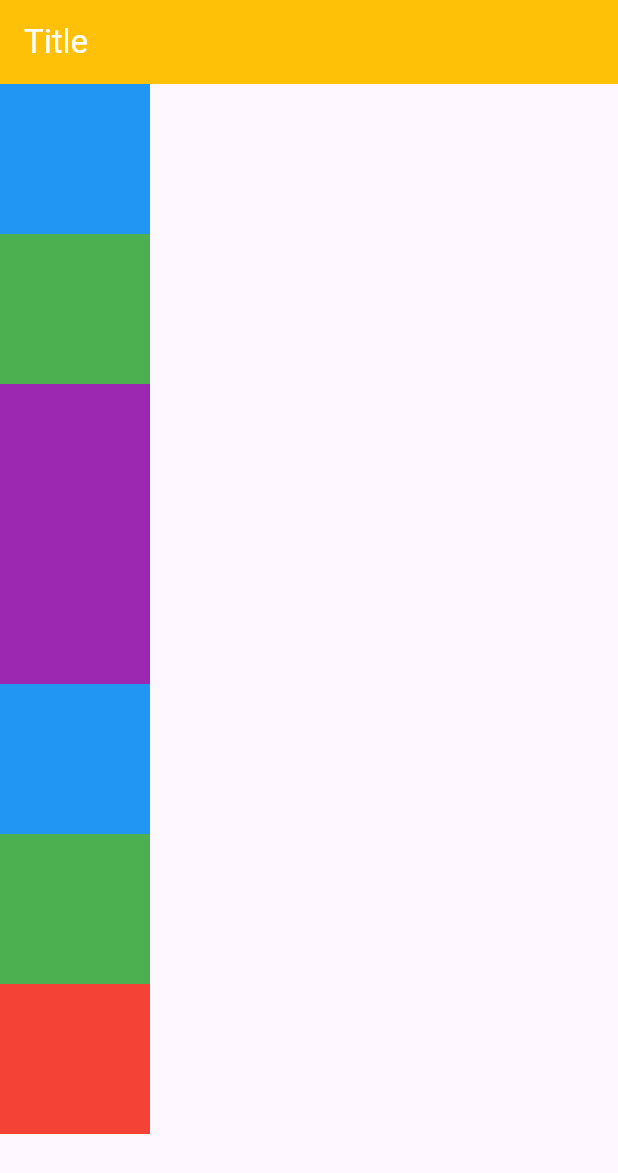
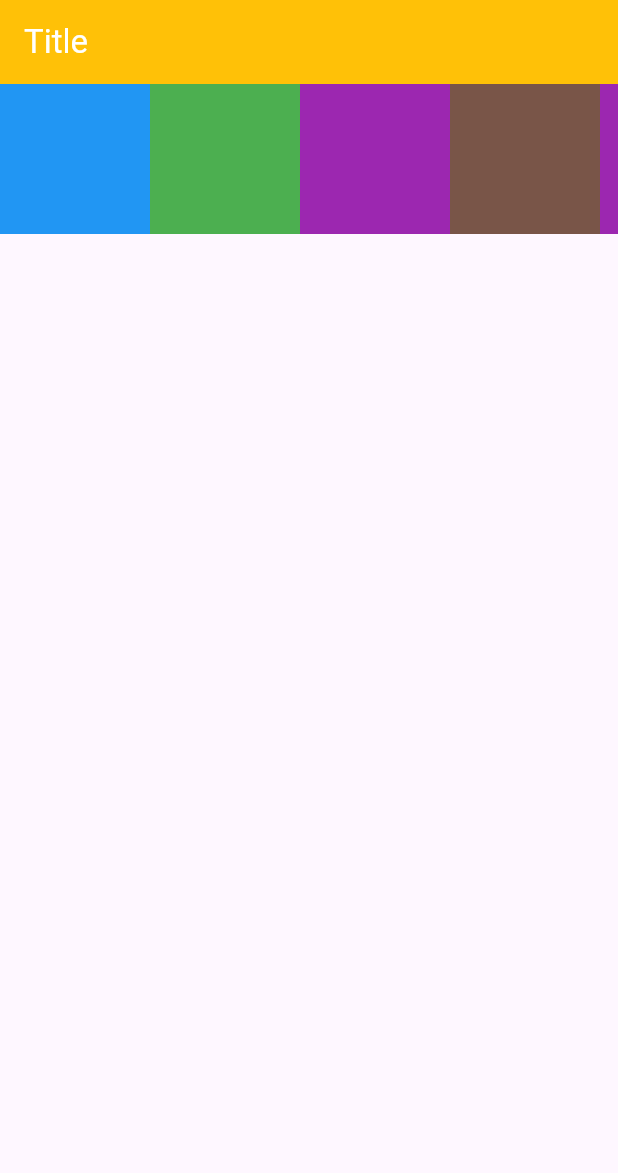
Before and after one commit to wassimrahali/E-commerce-mobile-App, a Flutter app: the screen it shows after launch, on a phone screen of 412 x 824 dp. Shown: the top 1173 px of the screen. Run offline on Flutter 3.47's test engine with Material 3 defaults, Android fonts, the phone set to English and light mode, and no system bars.

Commit message:
SingleChildScrollView For ROw

```diff
--- a/lib/main.dart
+++ b/lib/main.dart
@@ -16,10 +16,11 @@ class MyApp extends StatelessWidget {
           appBar: AppBar(
               title: Text('Title',
                 style: TextStyle(
-                color:Colors.white),
+                    color: Colors.white),
               ),
               backgroundColor: Colors.amber
           ),
+          /*
           body:SingleChildScrollView(
             child: Column(
               children: [
@@ -60,10 +61,42 @@ class MyApp extends StatelessWidget {
                 ),
               ],
             )
+          )*/
+          body: SingleChildScrollView(
+            scrollDirection: Axis.horizontal,
+            child: Container(
+                child: Row(
+                  children: [
+                    Container(
+                      width: 100,
+                      height: 100,
+                      color: Colors.blue,
+                    ),
+                    Container(
+                      width: 100,
+                      height: 100,
+                      color: Colors.green,
+                    ),
+                    Container(
+                        width: 100,
+                        height: 100,
+                        color: Colors.purple
+                    ),
+                    Container(
+                        width: 100,
+                        height: 100,
+                        color: Colors.brown
+                    ),
+                    Container(
+                        width: 100,
+                        height: 100,
+                        color: Colors.purple
+                    ),
+                  ],
                 )
-
+          )
+          )
       ),
     );
-
   }
 }
```
Lines whose indentation alone changed are shown as unchanged.
